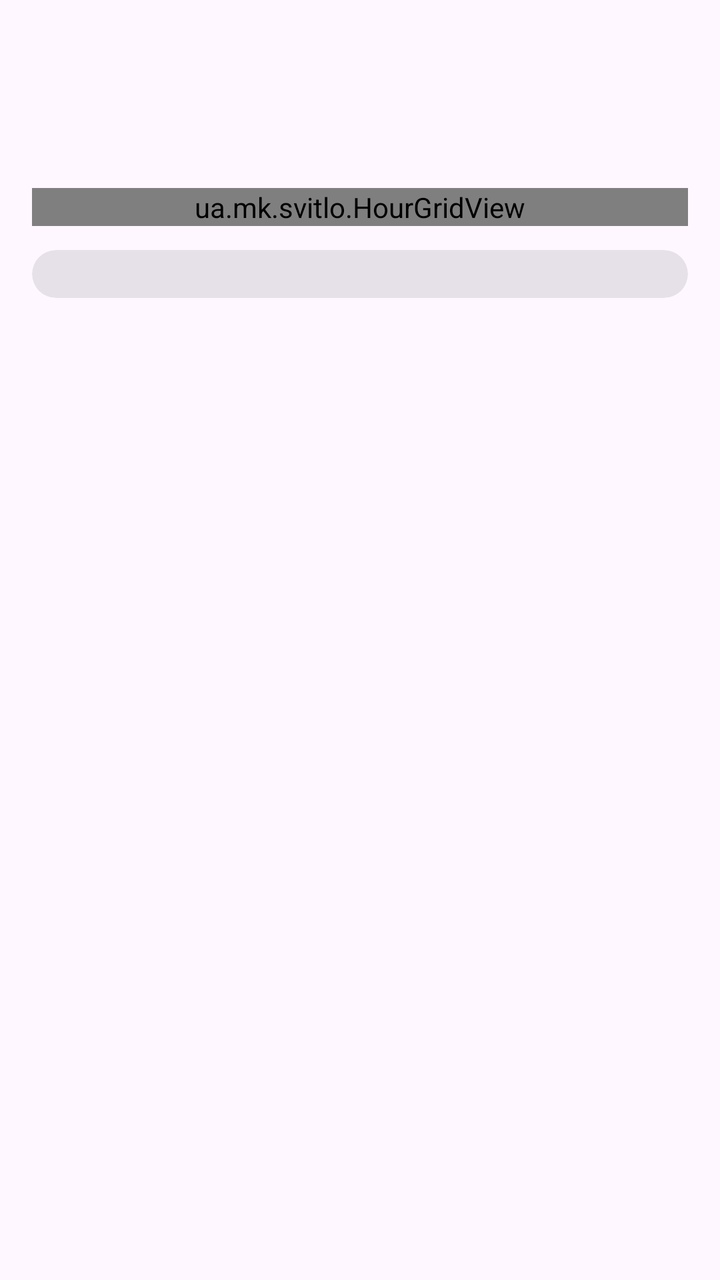
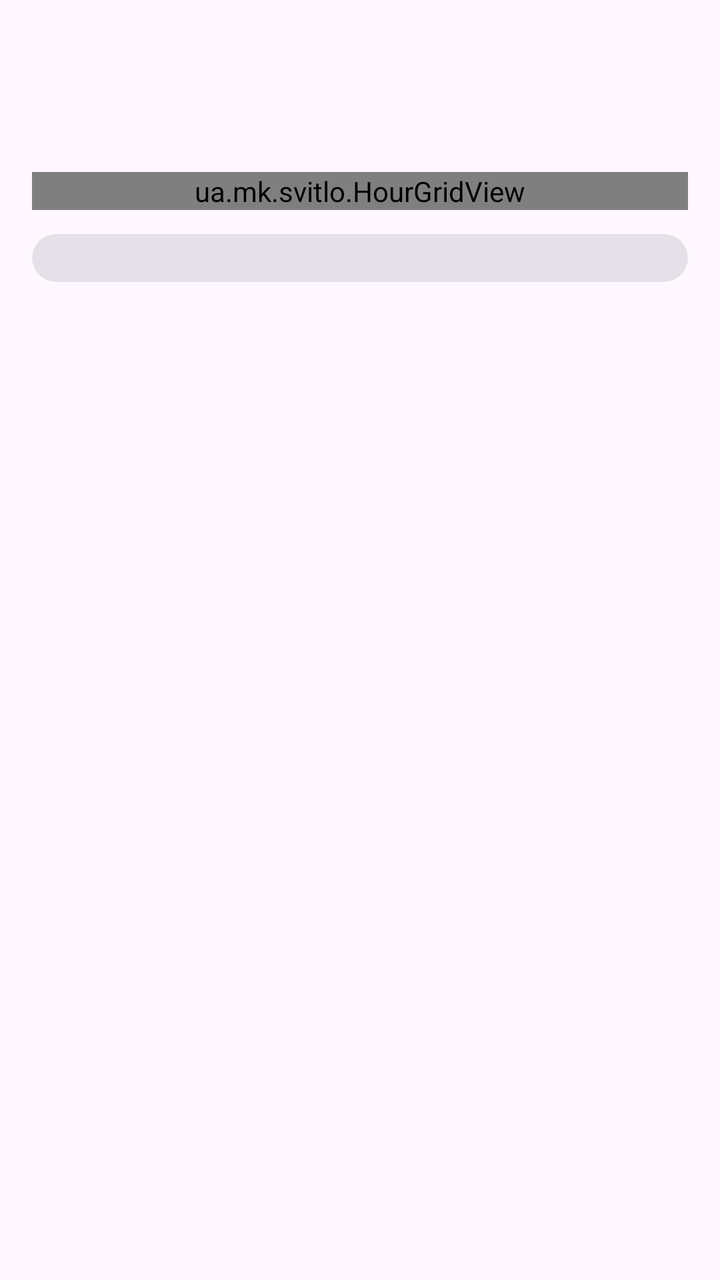

The first picture is an Android layout as it rendered before a commit; the second is the same layout after the commit. The layout source and the unified diff follow.
<!-- AndroidManifest.xml: application theme AppTheme -->
<!-- res/layout/page_day.xml -->
<?xml version="1.0" encoding="utf-8"?>
<androidx.core.widget.NestedScrollView xmlns:android="http://schemas.android.com/apk/res/android"
    xmlns:app="http://schemas.android.com/apk/res-auto"
    android:layout_width="match_parent"
    android:layout_height="match_parent">

    <LinearLayout
        android:id="@+id/day_content"
        android:layout_width="match_parent"
        android:layout_height="wrap_content"
        android:orientation="vertical"
        android:paddingStart="16dp"
        android:paddingTop="12dp"
        android:paddingEnd="16dp"
        android:paddingBottom="24dp">

        <TextView
            android:id="@+id/d_full"
            android:layout_width="match_parent"
            android:layout_height="wrap_content"
            android:gravity="center"
            android:textColor="?attr/colorOnSurfaceVariant"
            android:textSize="16sp" />

        <TextView
            android:id="@+id/d_summary"
            android:layout_width="match_parent"
            android:layout_height="wrap_content"
            android:layout_marginTop="12dp"
            android:gravity="center"
            android:lineSpacingExtra="2dp"
            android:textColor="?attr/colorOnSurface"
            android:textSize="21sp" />

        <LinearLayout
            android:id="@+id/d_works"
            android:layout_width="match_parent"
            android:layout_height="wrap_content"
            android:layout_marginTop="8dp"
            android:orientation="vertical" />

        <ua.mk.svitlo.HourGridView
            android:id="@+id/d_grid"
            android:layout_width="match_parent"
            android:layout_height="wrap_content"
            android:layout_marginTop="12dp" />

        <com.google.android.material.card.MaterialCardView
            android:id="@+id/d_card"
            style="?attr/materialCardViewFilledStyle"
            android:layout_width="match_parent"
            android:layout_height="wrap_content"
            android:layout_marginTop="12dp"
            app:cardCornerRadius="24dp">

            <LinearLayout
                android:id="@+id/d_list"
                android:layout_width="match_parent"
                android:layout_height="wrap_content"
                android:orientation="vertical"
                android:padding="12dp" />
        </com.google.android.material.card.MaterialCardView>
    </LinearLayout>
</androidx.core.widget.NestedScrollView>
<!-- resources referenced by this layout -->
<resources>
  <style name="AppTheme" parent="Theme.Material3.DayNight.NoActionBar">
          <item name="android:statusBarColor">?attr/colorSurface</item>
          <item name="android:windowLightStatusBar">@bool/light_bars</item>
      </style>
</resources>

<!-- the commit's change to res/layout/page_day.xml (unified diff, before → after) -->
@@ -32,13 +32,6 @@
             android:textColor="?attr/colorOnSurface"
             android:textSize="21sp" />
 
-        <LinearLayout
-            android:id="@+id/d_works"
-            android:layout_width="match_parent"
-            android:layout_height="wrap_content"
-            android:layout_marginTop="8dp"
-            android:orientation="vertical" />
-
         <ua.mk.svitlo.HourGridView
             android:id="@+id/d_grid"
             android:layout_width="match_parent"
